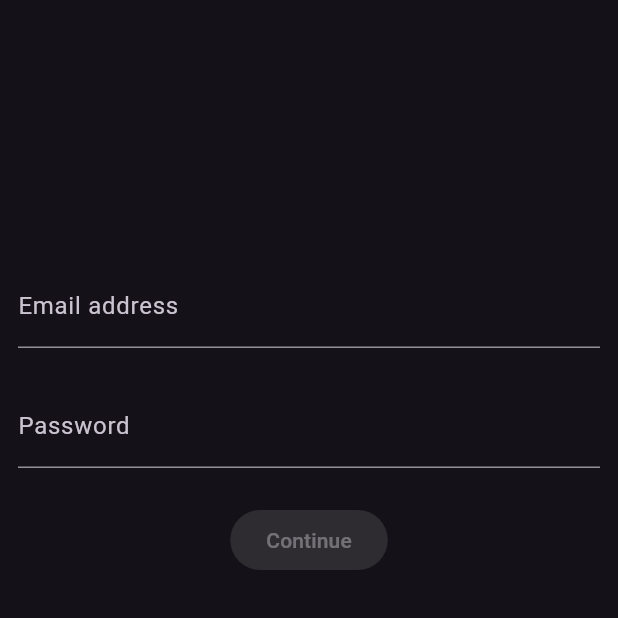
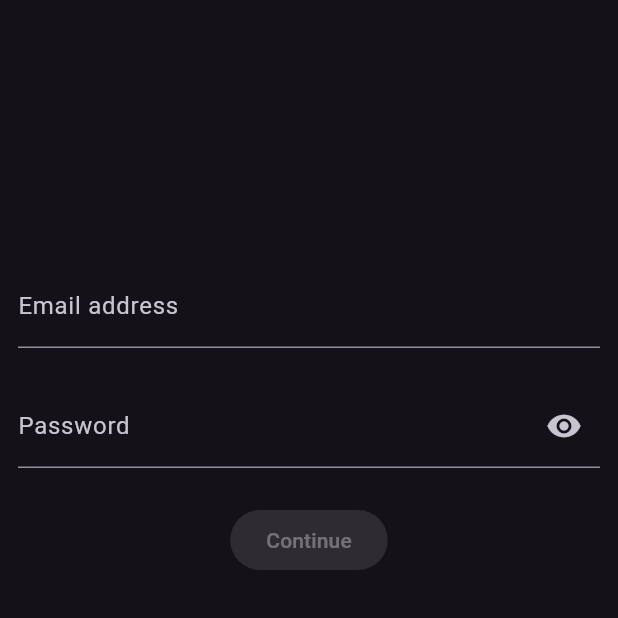
Before and after one commit to Turskyi/flutter_life_coaching_ai, a Flutter app: the SignUpPage screen opened by its route, after a tap on "Sign in", on a phone screen of 412 x 824 dp, the top half of it. Run offline on Flutter 3.47's test engine with Material 3 defaults, Android fonts, the phone set to English and light mode, and no system bars; our stand-ins replace animated_text_kit, bloc, dio, equatable, flutter_bloc, flutter_translate and 6 more; missing offline and left inert: feedback, flutter_email_sender; accounts and stored records are empty; generated files the repository leaves out were written again.

```diff
--- a/core/models/lib/src/rest_client.dart
+++ b/core/models/lib/src/rest_client.dart
@@ -2,6 +2,8 @@ import 'package:models/models.dart';
 
 abstract interface class RestClient {
   const RestClient();
+
+  Future<LoginResponse> signEmail(String identifier);
 
   Future<LoginResponse> signIn(
     String identifier,
--- a/core/repositories/authentication_repository/lib/src/authentication_repository.dart
+++ b/core/repositories/authentication_repository/lib/src/authentication_repository.dart
@@ -43,6 +43,8 @@ class AuthenticationRepository {
     required String email,
     required String password,
   }) async {
+    await _restClient.signEmail(email);
+
     final LoginResponse loginResponse = await _restClient.signIn(
       email,
       password,
--- a/lib/ui/chat/message_bubble.dart
+++ b/lib/ui/chat/message_bubble.dart
@@ -14,7 +14,7 @@ class MessageBubble extends StatelessWidget {
   @override
   Widget build(BuildContext context) {
     final Alignment messageAlignment =
-        message.isMine ? Alignment.topLeft : Alignment.topRight;
+        message.isMine ? Alignment.topRight : Alignment.topLeft;
 
     return FractionallySizedBox(
       alignment: messageAlignment,
--- a/lib/ui/sign_in/password_input.dart
+++ b/lib/ui/sign_in/password_input.dart
@@ -3,8 +3,15 @@ import 'package:flutter_bloc/flutter_bloc.dart';
 import 'package:lifecoach/application_services/blocs/sign_in/bloc/sign_in_bloc.dart';
 import 'package:models/models.dart';
 
-class PasswordInput extends StatelessWidget {
+class PasswordInput extends StatefulWidget {
   const PasswordInput({super.key});
+
+  @override
+  State<PasswordInput> createState() => _PasswordInputState();
+}
+
+class _PasswordInputState extends State<PasswordInput> {
+  bool _obscureText = true;
 
   @override
   Widget build(BuildContext context) {
@@ -17,11 +24,19 @@ class PasswordInput extends StatelessWidget {
       keyboardType: TextInputType.visiblePassword,
       onChanged: (String password) =>
           context.read<SignInBloc>().add(SignInPasswordChanged(password)),
-      obscureText: true,
+      obscureText: _obscureText,
       decoration: InputDecoration(
         labelText: 'Password',
         errorText: displayError != null ? 'invalid password' : null,
+        suffixIcon: IconButton(
+          icon: Icon(
+            _obscureText ? Icons.visibility : Icons.visibility_off,
+          ),
+          onPressed: _toggleVisibility,
+        ),
       ),
     );
   }
+
+  void _toggleVisibility() => setState(() => _obscureText = !_obscureText);
 }
```
Also changed, not shown: lib/application_services/blocs/sign_in/bloc/sign_in_bloc.dart (+5 -2 lines), lib/infrastructure/ws/rest/retrofit_client/retrofit_client.dart (+9 -0 lines), lib/ui/chat/anonymous_ai_chat_page.dart (+6 -1 lines), lib/infrastructure/ws/rest/retrofit_client/retrofit_client.g.dart, 1 other file.
